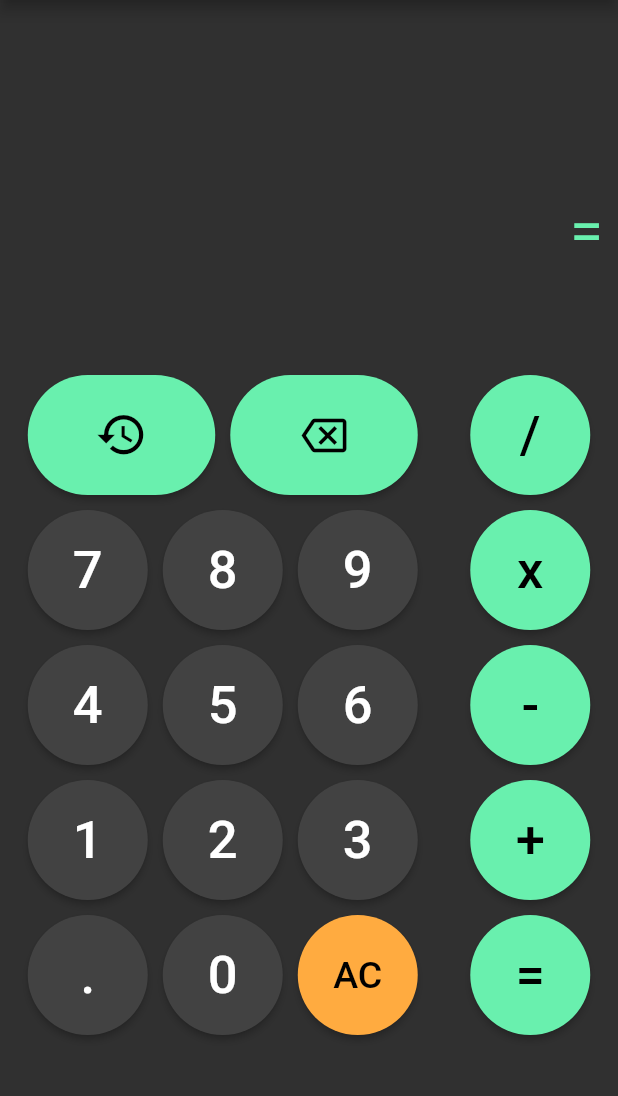
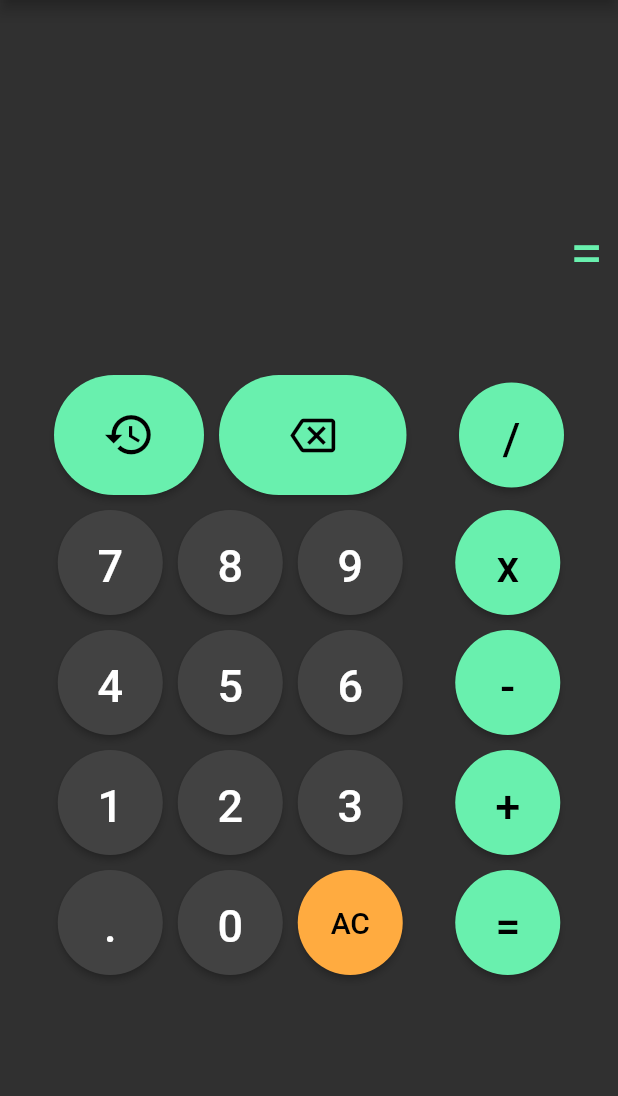
Before and after one commit to iguiIllanes/flutter-calculator-wRedux, a Flutter app: the screen it shows after launch, on a phone screen of 412 x 824 dp, the part 84-1180 px from its top. Run offline on Flutter 3.47's test engine with Material 2 defaults, Android fonts, the phone set to English and light mode, and no system bars; our stand-ins replace flutter_redux, redux; missing offline and left inert: stack.

Commit message:
Fix size for Samsung Galaxy S21

```diff
--- a/lib/widgets/button.dart
+++ b/lib/widgets/button.dart
@@ -33,14 +33,14 @@ class CalcButton extends StatelessWidget {
           style: ElevatedButton.styleFrom(
             shape: const CircleBorder(),
             padding: const EdgeInsets.all(20),
-            fixedSize: const Size(80.0, 80.0),
+            fixedSize: const Size(70.0, 70.0),
             primary: primary,
             onPrimary: onPrimary,
           ),
           child: Text(
             text,
             style: TextStyle(
-              fontSize: smallText ? 25.0 : 35.0,
+              fontSize: smallText ? 20.0 : 30.0,
             ),
           ),
         ),
--- a/lib/widgets/display.dart
+++ b/lib/widgets/display.dart
@@ -11,16 +11,23 @@ class Display extends StatelessWidget {
         width: double.infinity,
         height: 250.0,
         child: Padding(
-          padding: EdgeInsets.all(10.0),
+          padding: const EdgeInsets.all(10.0),
           child: Column(
             mainAxisAlignment: MainAxisAlignment.center,
             crossAxisAlignment: CrossAxisAlignment.end,
             children: [
               StoreConnector<AppState, String>(
+                converter: (store) => store.state.current,
+                builder: (context, st) => Text(
+                  st,
+                  style: const TextStyle(fontSize: 50.0),
+                ),
+              ),
+              StoreConnector<AppState, String>(
                 converter: (store) => store.state.operacion,
                 builder: (context, st) => Text(
                   st,
-                  style: const TextStyle(fontSize: 50.0),
+                  style: const TextStyle(fontSize: 25.0, color: Colors.white60),
                 ),
               ),
               const Text(
--- a/lib/widgets/history_button.dart
+++ b/lib/widgets/history_button.dart
@@ -12,7 +12,7 @@ class HistoryButton extends StatelessWidget {
           shape: MaterialStateProperty.all<RoundedRectangleBorder>(
               RoundedRectangleBorder(
                   borderRadius: BorderRadius.circular(50.0))),
-          fixedSize: MaterialStateProperty.all<Size>(const Size(125.0, 80.0))),
+          fixedSize: MaterialStateProperty.all<Size>(const Size(100.0, 80.0))),
       child: const Icon(
         Icons.history,
         size: 35.0,
```
